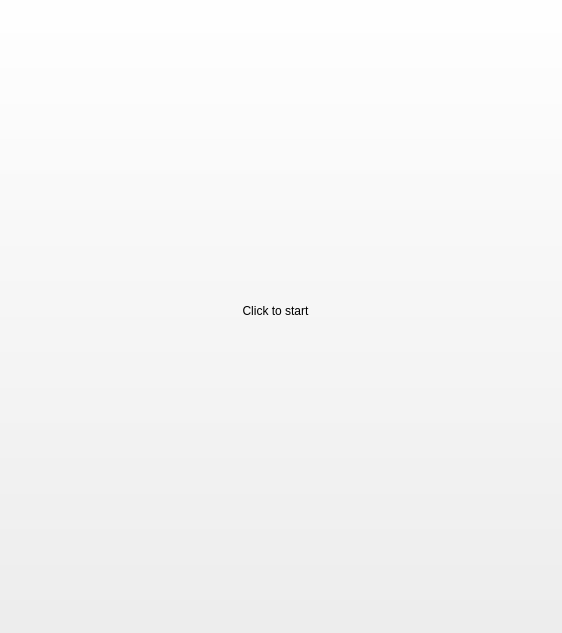
Before: the Qt Designer form startwindow.ui in GD-Github/R-U-Hungry-, drawn with Qt 5.
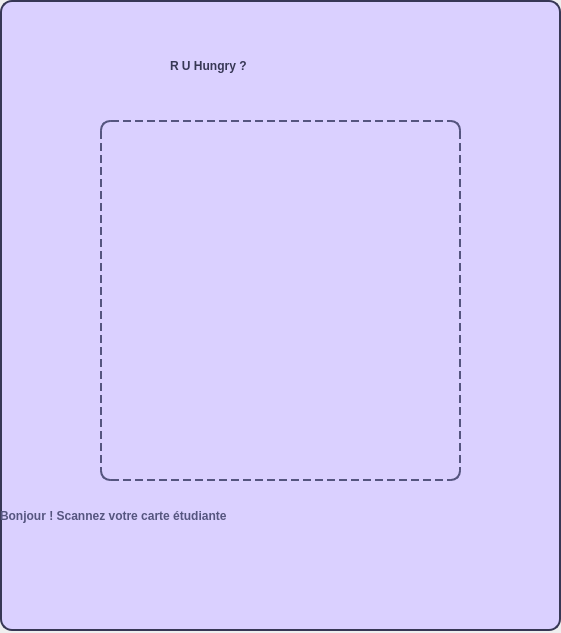
After: the same form once the commit is applied. Icons and pictures are not drawn.

Commit message: start window appearance

```diff
--- a/startwindow.ui
+++ b/startwindow.ui
@@ -6,7 +6,7 @@
    <rect>
     <x>0</x>
     <y>0</y>
-    <width>562</width>
+    <width>561</width>
     <height>633</height>
    </rect>
   </property>
@@ -16,18 +16,103 @@
   <property name="autoFillBackground">
    <bool>true</bool>
   </property>
-  <widget class="QPushButton" name="windowButton">
+  <property name="styleSheet">
+   <string notr="true">#centralwidget {
+	background-color: rgb(218, 208, 255);
+	border: 2px solid rgb(55, 55, 85);
+	border-radius: 12px;
+}
+
+#widget { 
+	border-image: url(:/icons/scan.png);
+}
+
+#windowButton {
+	background-color: transparent;
+	border: 2px dashed rgb(85, 85, 127);
+	border-radius: 10px;
+}
+
+#windowButton:hover {
+	border: 2px dashed rgb(240, 235, 255);
+}
+
+#logoLbl {	
+	font: 25pt &quot;Ink Free&quot;;
+	color: rgb(55, 55, 85);
+	font-weight: bold;
+	qproperty-alignment: AlignCenter;
+}
+
+#label {
+	color: rgb(85, 85, 127);
+	font-weight: bold;
+	qproperty-alignment: AlignCenter;
+	font: 18pt &quot;Tw Cen MT Condensed Extra Bold&quot;;
+}</string>
+  </property>
+  <widget class="QWidget" name="centralwidget" native="true">
    <property name="geometry">
     <rect>
-     <x>-20</x>
-     <y>-20</y>
-     <width>591</width>
-     <height>661</height>
+     <x>0</x>
+     <y>0</y>
+     <width>561</width>
+     <height>631</height>
     </rect>
    </property>
-   <property name="text">
-    <string>Click to start</string>
-   </property>
+   <widget class="QPushButton" name="windowButton">
+    <property name="geometry">
+     <rect>
+      <x>100</x>
+      <y>120</y>
+      <width>361</width>
+      <height>361</height>
+     </rect>
+    </property>
+    <property name="text">
+     <string/>
+    </property>
+   </widget>
+   <widget class="QLabel" name="logoLbl">
+    <property name="geometry">
+     <rect>
+      <x>170</x>
+      <y>50</y>
+      <width>221</width>
+      <height>31</height>
+     </rect>
+    </property>
+    <property name="text">
+     <string>R U Hungry ?</string>
+    </property>
+   </widget>
+   <widget class="QLabel" name="label">
+    <property name="geometry">
+     <rect>
+      <x>0</x>
+      <y>480</y>
+      <width>561</width>
+      <height>71</height>
+     </rect>
+    </property>
+    <property name="text">
+     <string>Bonjour ! Scannez votre carte étudiante</string>
+    </property>
+   </widget>
+   <widget class="QWidget" name="widget" native="true">
+    <property name="geometry">
+     <rect>
+      <x>140</x>
+      <y>160</y>
+      <width>281</width>
+      <height>281</height>
+     </rect>
+    </property>
+   </widget>
+   <zorder>widget</zorder>
+   <zorder>logoLbl</zorder>
+   <zorder>label</zorder>
+   <zorder>windowButton</zorder>
   </widget>
  </widget>
  <resources/>
```
The commit also changes 5 other files.
